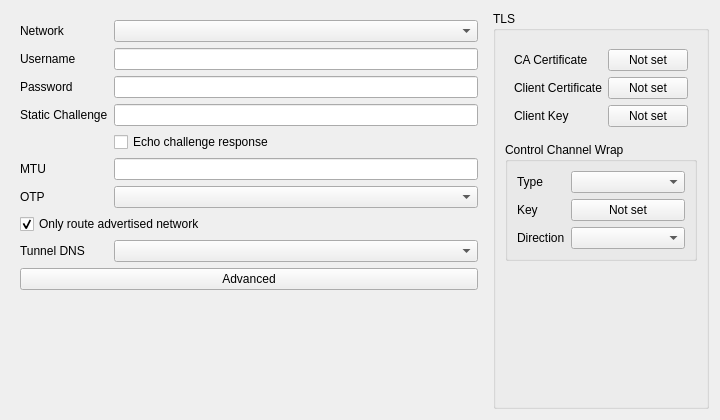
The window that include/ui/profile/edit_openvpn.ui (tergride/poros) describes before a commit, drawn with Qt 5.
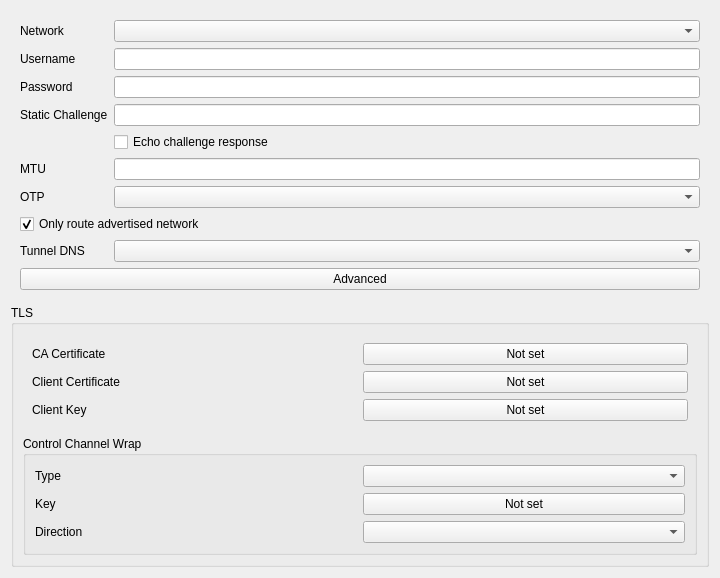
The same window after the commit.

The edit to the form file:
```diff
--- a/include/ui/profile/edit_openvpn.ui
+++ b/include/ui/profile/edit_openvpn.ui
@@ -13,10 +13,10 @@
   <property name="windowTitle">
    <string notr="true">EditOpenVPN</string>
   </property>
-  <layout class="QHBoxLayout" name="horizontalLayout">
+  <layout class="QVBoxLayout" name="horizontalLayout">
    <item>
     <widget class="QWidget" name="basic_w" native="true">
-     <layout class="QFormLayout" name="basic_layout">
+     <layout class="QGridLayout" name="basic_layout">
       <item row="0" column="0">
        <widget class="QLabel" name="network_l">
         <property name="toolTip">
@@ -161,7 +161,7 @@
      <layout class="QVBoxLayout" name="tls_layout">
       <item>
        <widget class="QWidget" name="tls_form_w" native="true">
-        <layout class="QFormLayout" name="tls_form">
+        <layout class="QGridLayout" name="tls_form">
          <item row="0" column="0">
           <widget class="QLabel" name="certificate_l">
            <property name="toolTip">
@@ -230,7 +230,7 @@
         <property name="flat">
          <bool>true</bool>
         </property>
-        <layout class="QFormLayout" name="control_wrap_layout">
+        <layout class="QGridLayout" name="control_wrap_layout">
          <item row="0" column="0">
           <widget class="QLabel" name="control_wrap_type_l">
            <property name="text">
```
